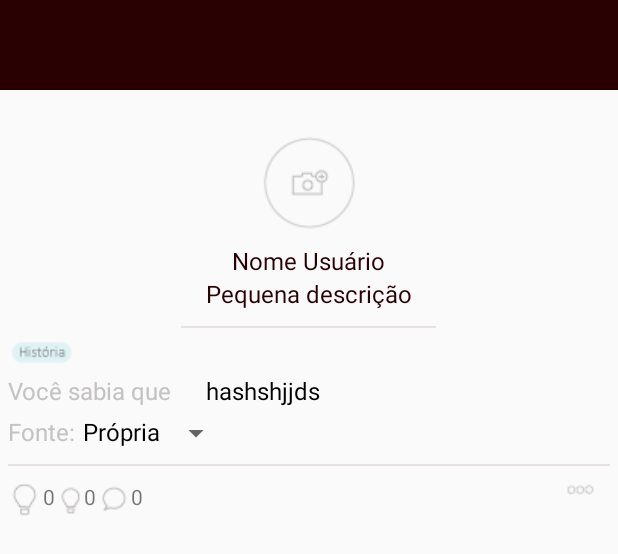
After one commit to deangelicriatividade100/qtum, an Android app: the layout principal.xml on its own in the app's theme, with its tools: preview values and no code run, on a phone screen of 412 x 824 dp. The commit adds this screen. Shown: the top 554 px of the screen. Run offline under Robolectric (Android 15) with nearby library versions, the phone set to English and light mode, and no system bars.

Commit message:
Xml da tela principal

```diff
--- /dev/null
+++ b/quantum/app/src/main/res/layout/principal.xml
@@ -0,0 +1,202 @@
+<?xml version="1.0" encoding="utf-8"?>
+<ScrollView xmlns:android="http://schemas.android.com/apk/res/android"
+    android:layout_width="match_parent"
+    android:layout_height="match_parent">
+
+   <RelativeLayout
+       android:layout_width="match_parent"
+       android:layout_height="wrap_content">
+
+    <RelativeLayout
+        android:layout_width="match_parent"
+        android:layout_height="@dimen/tamanho_action_bar"
+        android:id="@+id/wrap_bar"
+        android:background="@color/corprincipal">
+
+
+    </RelativeLayout>
+
+
+       <RelativeLayout
+           android:layout_width="match_parent"
+           android:layout_height="wrap_content"
+           android:layout_below="@id/wrap_bar"
+           android:paddingLeft="@dimen/padding"
+           android:paddingRight="@dimen/padding">
+
+       <ImageView
+           android:layout_width="wrap_content"
+           android:layout_height="wrap_content"
+           android:id="@+id/foto_pequena"
+           android:src="@drawable/fotopequena"
+           android:layout_centerHorizontal="true"
+           android:layout_marginTop="@dimen/top_img_principal"
+           android:layout_marginBottom="@dimen/padding"/>
+
+       <TextView
+           android:layout_width="wrap_content"
+           android:layout_height="wrap_content"
+           android:id="@+id/usuario"
+           android:layout_below="@id/foto_pequena"
+           android:layout_centerHorizontal="true"
+           android:text="@string/nome_usuario"
+           style="@style/estilo_nome"/>
+
+       <TextView
+           android:layout_width="wrap_content"
+           android:layout_height="wrap_content"
+           android:id="@+id/descricao"
+           android:layout_below="@id/usuario"
+           android:layout_centerHorizontal="true"
+           android:text="@string/descricao"
+           style="@style/estilo_nome"
+           android:layout_marginBottom="@dimen/padding"/>
+
+           <View
+               android:layout_width="@dimen/largura_linha"
+               android:layout_height="1dp"
+               android:id="@+id/linhaum"
+               android:background="@color/cinzaclaro"
+               android:layout_centerHorizontal="true"
+               android:layout_below="@id/descricao"
+               android:layout_marginTop="@dimen/padding"/>
+
+       <ImageView
+           android:layout_width="wrap_content"
+           android:layout_height="wrap_content"
+           android:id="@+id/tag_historia"
+           android:layout_below="@id/linhaum"
+           android:src="@drawable/tag_historia"
+           android:layout_marginTop="@dimen/padding"/>
+
+       <TextView
+           android:layout_width="match_parent"
+           android:layout_height="wrap_content"
+           android:id="@+id/curiosidades"
+           android:text="@string/curiosidade"
+           android:layout_below="@+id/tag_historia"
+           android:paddingTop="@dimen/padding"
+           style="@style/hint"/>
+
+       <TextView
+           android:layout_width="wrap_content"
+           android:layout_height="wrap_content"
+           android:id="@+id/descoberta"
+           android:paddingTop="@dimen/padding"
+           android:text="hashshjjds"
+           style="@style/descoberta"
+           android:layout_below="@+id/tag_historia"
+           android:layout_alignStart="@id/descricao" />
+
+       <TextView
+           android:layout_width="wrap_content"
+           android:layout_height="wrap_content"
+           android:id="@+id/fonte"
+           android:layout_below="@id/curiosidades"
+           android:layout_marginTop="@dimen/padding"
+           android:layout_marginRight="@dimen/padding"
+           android:text="Fonte:"
+           style="@style/hint"
+           android:layout_marginBottom="@dimen/padding"/>
+
+       <TextView
+           android:layout_width="wrap_content"
+           android:layout_height="wrap_content"
+           android:id="@+id/propria_fonte"
+           android:text="@string/fonte_propria"
+           android:layout_below="@id/curiosidades"
+           android:layout_marginTop="@dimen/padding"
+           android:layout_toRightOf="@id/fonte"
+           style="@style/descoberta"/>
+
+       <Spinner
+           android:layout_width="wrap_content"
+           android:layout_height="wrap_content"
+           android:layout_below="@id/curiosidades"
+           android:layout_toRightOf="@id/propria_fonte"
+           android:layout_marginTop="@dimen/padding">
+
+       </Spinner>
+
+           <View
+               android:layout_width="match_parent"
+               android:layout_height="1dp"
+               android:id="@+id/linhadois"
+               android:background="@color/cinzaclaro"
+               android:layout_centerHorizontal="true"
+               android:layout_below="@id/fonte"
+               android:layout_marginTop="@dimen/padding"
+               android:layout_marginBottom="@dimen/padding"/>
+
+       <ImageView
+           android:layout_width="wrap_content"
+           android:layout_height="wrap_content"
+           android:id="@+id/ideiaUm"
+           android:layout_below="@id/linhadois"
+           android:src="@drawable/lampada_2"/>
+
+       <TextView
+           android:layout_width="wrap_content"
+           android:layout_height="wrap_content"
+           android:id="@+id/numIdeiaUm"
+           android:text="@string/num_ideiaum"
+           android:layout_marginTop="@dimen/padding"
+           android:layout_toRightOf="@id/ideiaUm"
+           android:layout_marginRight="@dimen/padding"
+           android:layout_below="@id/linhadois"/>
+
+       <ImageView
+           android:layout_width="wrap_content"
+           android:layout_height="wrap_content"
+           android:id="@+id/ideiaDois"
+           android:src="@drawable/lampada"
+           android:layout_below="@id/linhadois"
+           android:layout_toRightOf="@id/ideiaUm"
+           android:layout_marginLeft="@dimen/padding"/>
+
+           <TextView
+               android:layout_width="wrap_content"
+               android:layout_height="wrap_content"
+               android:id="@+id/numIdeiaDois"
+               android:text="@string/num_ideiadois"
+               android:layout_marginTop="@dimen/padding"
+               android:layout_toRightOf="@id/ideiaDois"
+               android:layout_marginRight="@dimen/padding"
+               android:layout_below="@id/linhadois"/>
+
+           <ImageView
+               android:layout_width="wrap_content"
+               android:layout_height="wrap_content"
+               android:id="@+id/comentar"
+               android:src="@drawable/comentar"
+               android:layout_below="@id/linhadois"
+               android:layout_toRightOf="@id/ideiaDois"
+               android:layout_marginTop="@dimen/padding"
+               android:layout_marginLeft="@dimen/padding"/>
+
+           <TextView
+               android:layout_width="wrap_content"
+               android:layout_height="wrap_content"
+               android:id="@+id/numIdeiaTres"
+               android:text="@string/comentar"
+               android:layout_marginTop="@dimen/padding"
+               android:layout_toRightOf="@id/comentar"
+               android:layout_marginRight="@dimen/padding"
+               android:layout_below="@id/linhadois"/>
+
+           <ImageButton
+               android:layout_width="wrap_content"
+               android:layout_height="wrap_content"
+               android:background="@drawable/mais"
+               android:layout_below="@id/linhadois"
+               android:layout_marginTop="@dimen/padding"
+               android:layout_alignParentRight="true"/>
+
+
+
+       </RelativeLayout>
+
+   </RelativeLayout>
+
+
+</ScrollView>
--- a/quantum/app/src/main/res/values/dimens.xml
+++ b/quantum/app/src/main/res/values/dimens.xml
@@ -24,5 +24,7 @@
     <dimen name="margem_top_strings_pessoas">15dp</dimen>
     <dimen name="margem_entre_strings_pessoas">8dp</dimen>
     <dimen name="margem_adcionar">15dp</dimen>
+    <dimen name="top_img_principal">25dp</dimen>
+    <dimen name="largura_linha">170dp</dimen>
 
 </resources>
--- a/quantum/app/src/main/res/values/strings.xml
+++ b/quantum/app/src/main/res/values/strings.xml
@@ -9,5 +9,10 @@
     <string name="nome_usuario">Nome Usuário</string>
     <string name="descricao">Pequena descrição</string>
     <string name="biografia">Biografia</string>
+    <string name="curiosidade">Você sabia que</string>
+    <string name="fonte_propria">Própria</string>
+    <string name="num_ideiaum">0</string>
+    <string name="num_ideiadois">0</string>
+    <string name="comentar">0</string>
 
 </resources>
--- a/quantum/app/src/main/res/values/styles.xml
+++ b/quantum/app/src/main/res/values/styles.xml
@@ -32,4 +32,10 @@
         <item name="android:textSize">16sp</item>
     </style>
 
+    <style name="descoberta">
+        <item name="android:textColor">#000</item>
+        <item name="android:textSize">16sp</item>
+    </style>
+
+
 </resources>
```
Also changed, not shown: quantum/app/src/main/res/drawable/comentar.png (added), quantum/app/src/main/res/drawable/lampada.png (added), quantum/app/src/main/res/drawable/lampada_2.png (added), quantum/app/src/main/res/drawable/mais.png (added), quantum/app/src/main/res/drawable/tag_historia.png (added).
